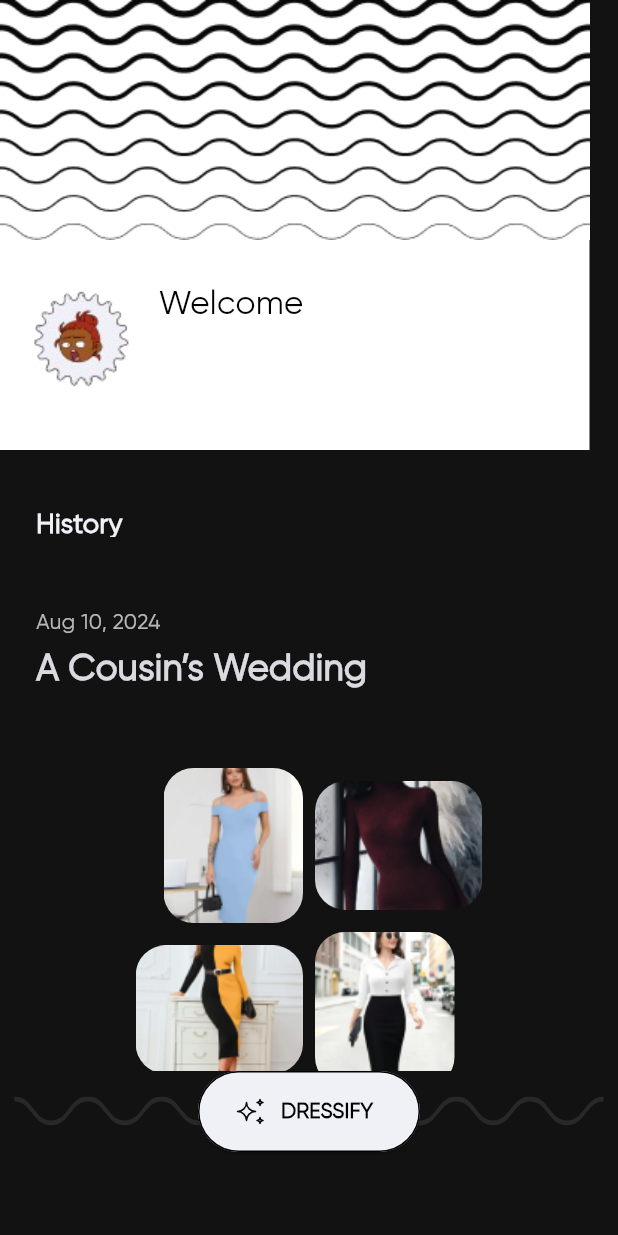
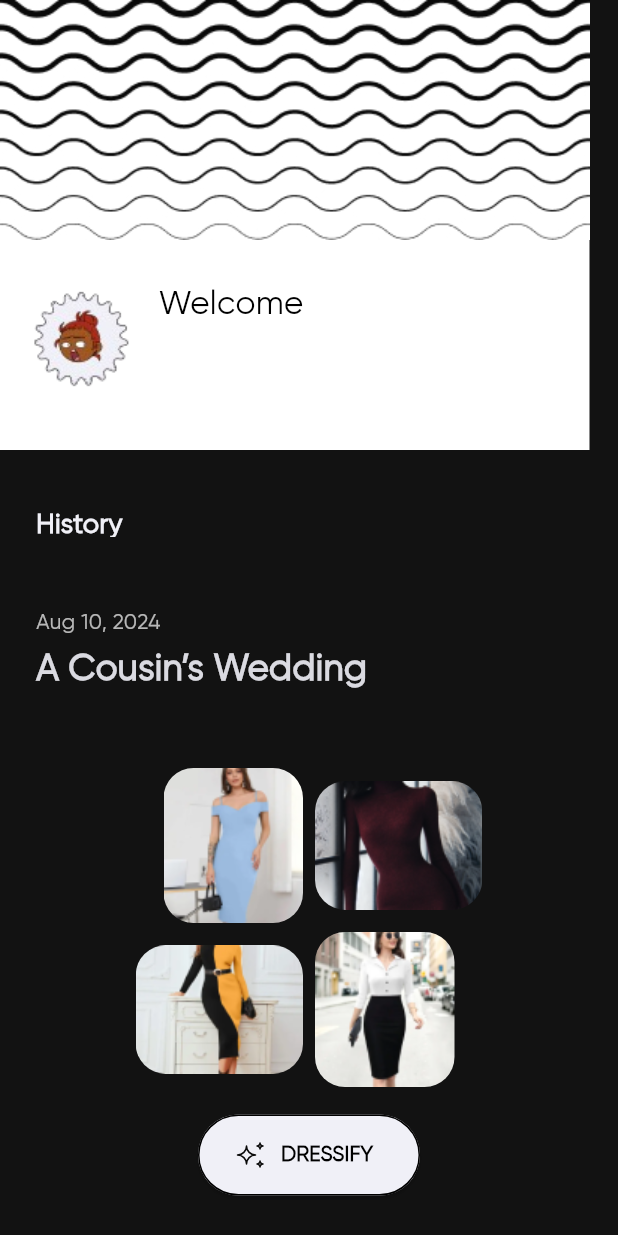
Before and after one commit to Dresstination/frontend, a Flutter app: the DashboardScreen screen opened directly with empty values, on a phone screen of 412 x 824 dp. Run offline on Flutter 3.47's test engine with Material 3 defaults, Android fonts, the phone set to English and light mode, and no system bars; our stand-ins replace animated_text_kit, carousel_slider, firebase_auth, firebase_core, flutter_svg, google_sign_in and 3 more; missing offline and left inert: gif; accounts and stored records are empty.

Commit message:
feat: some issues fix

```diff
--- a/lib/src/screens/dashboard_screen.dart
+++ b/lib/src/screens/dashboard_screen.dart
@@ -31,13 +31,11 @@ class _DashboardScreenState extends State<DashboardScreen> {
   @override
   Widget build(BuildContext context) {
     return Scaffold(
-      body: Column(
+      body: Stack(
         children: [
           SafeArea(
             child: SizedBox(
-              height: MediaQuery.of(context).size.height - 110,
               child: SingleChildScrollView(
-                child: SafeArea(
                 child: Column(
                   crossAxisAlignment: CrossAxisAlignment.start,
                   children: [
@@ -61,8 +59,7 @@ class _DashboardScreenState extends State<DashboardScreen> {
                                 height: 78,
                                 child: Column(
                                   mainAxisAlignment: MainAxisAlignment.center,
-                                    crossAxisAlignment:
-                                        CrossAxisAlignment.start,
+                                  crossAxisAlignment: CrossAxisAlignment.start,
                                   children: [
                                     Text("Welcome",
                                         style: Styles.customTextStyle(
@@ -127,8 +124,7 @@ class _DashboardScreenState extends State<DashboardScreen> {
                                 margin:
                                     const EdgeInsets.only(left: 24, top: 47),
                                 child: Column(
-                                    crossAxisAlignment:
-                                        CrossAxisAlignment.start,
+                                  crossAxisAlignment: CrossAxisAlignment.start,
                                   children: [
                                     Text(
                                       "Aug 10, 2024",
@@ -186,23 +182,27 @@ class _DashboardScreenState extends State<DashboardScreen> {
                                   ),
                                 ),
                               ),
+                              Container(
+                                margin:
+                                    const EdgeInsets.only(top: 62, bottom: 45),
+                                child:
+                                    SvgPicture.asset("assets/images/line.svg"),
+                              )
                             ],
                           );
                         }),
-                      Container(
-                        margin: const EdgeInsets.only(top: 22),
-                      )
                   ],
                 ),
               ),
             ),
           ),
-          ),
-          Stack(
-            alignment: Alignment.center, // Center the button in the line.svg
-            children: [
-              SvgPicture.asset("assets/images/line.svg"),
-              ElevatedButton.icon(
+          Positioned(
+            bottom: 27,
+            left: 0,
+            right: 0,
+            child: Align(
+              alignment: Alignment.center,
+              child: ElevatedButton.icon(
                 icon: SvgPicture.asset("assets/images/sparkles.svg"),
                 label: Text(
                   "DRESSIFY",
@@ -227,8 +227,8 @@ class _DashboardScreenState extends State<DashboardScreen> {
                   );
                 },
               ),
-            ],
-          )
+            ),
+          ),
         ],
       ),
     );
--- a/lib/src/widgets/expandviewScreen/product_card.dart
+++ b/lib/src/widgets/expandviewScreen/product_card.dart
@@ -1,7 +1,6 @@
 import 'package:dresti_frontend/src/widgets/expandviewScreen/quick_link_button.dart';
 import 'package:dresti_frontend/styles/styles.dart';
 import 'package:flutter/material.dart';
-import 'package:flutter_svg/svg.dart';
 
 class ProductCard extends StatelessWidget {
   final String imgUrl;
--- a/pubspec.yaml
+++ b/pubspec.yaml
@@ -43,6 +43,8 @@ dependencies:
   flutter_staggered_grid_view: ^0.7.0
   gif: ^2.3.0
   gradient_borders: ^1.0.0
+  lottie: ^2.7.0
+  carousel_slider: ^5.0.0
 
 dev_dependencies:
   flutter_test:
@@ -69,6 +71,7 @@ flutter:
   assets:
     - assets/images/
     - assets/gif/
+    - assets/lottie/
   #   - images/a_dot_ham.jpeg
 
   # An image asset can refer to one or more resolution-specific "variants", see
```
Also changed, not shown: assets/lottie/checkloader2.json (added, +1 -0 lines), assets/lottie/roundloader.json (added, +1 -0 lines), lib/src/screens/expand_view_screen.dart (+81 -14 lines), lib/src/screens/search_screen.dart (+16 -4 lines), pubspec.lock. Lines whose indentation alone changed are shown as unchanged.
